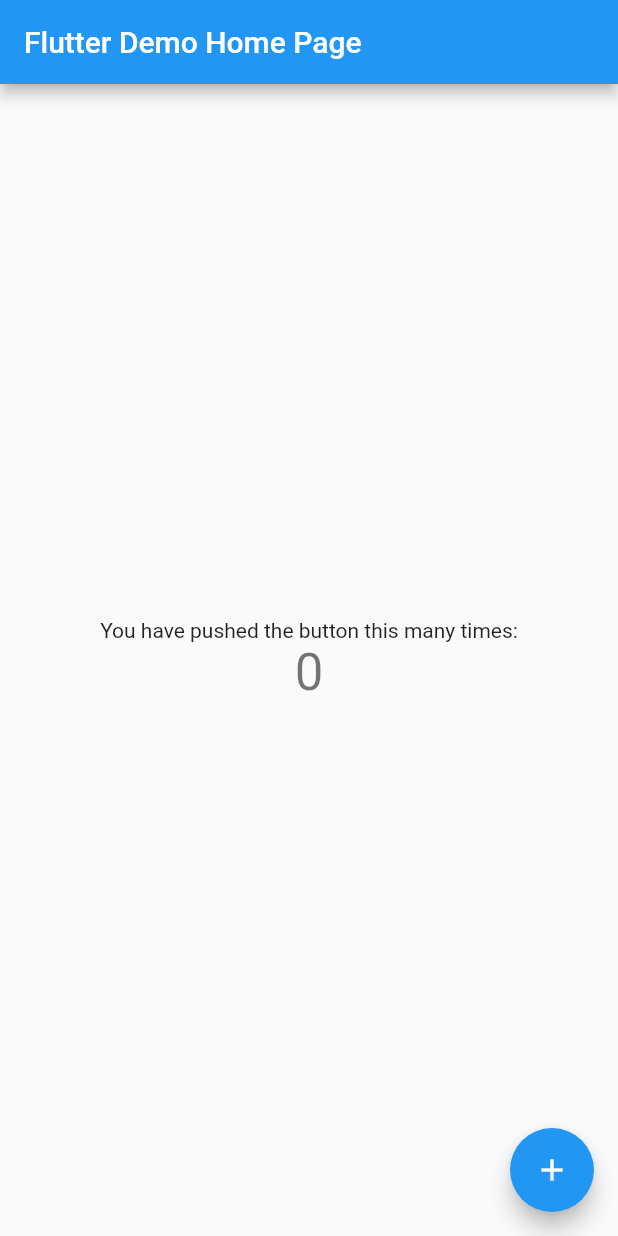
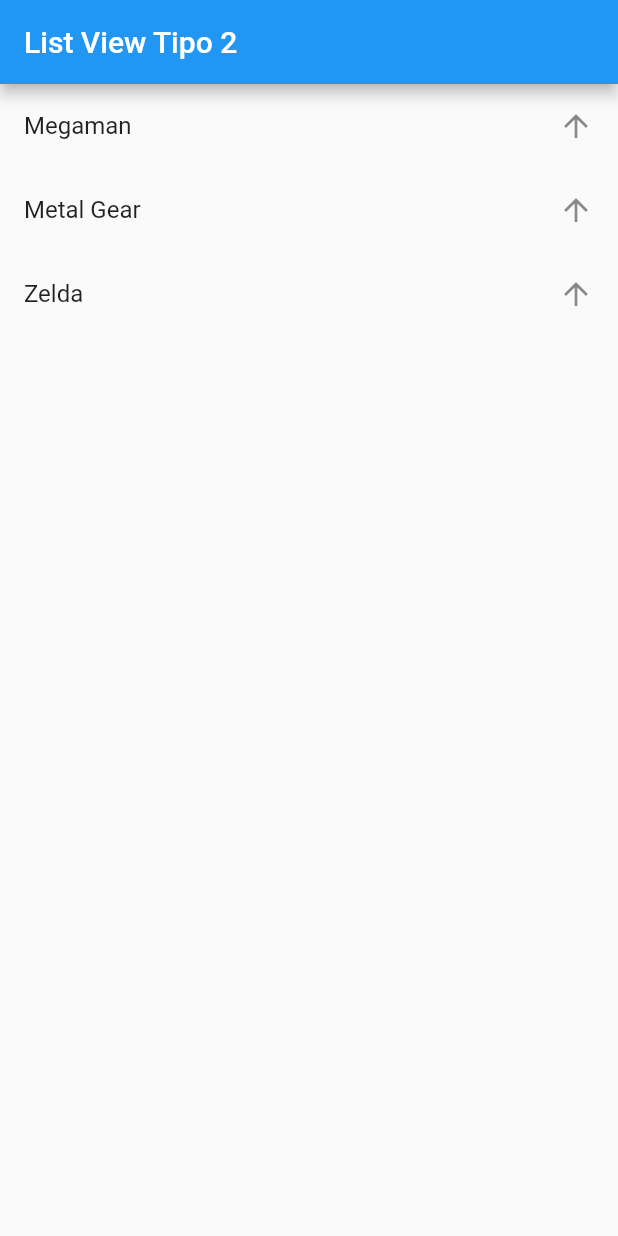
Before and after one commit to davidrodri/flutter_components, a Flutter app: the screen it shows after launch, on a phone screen of 412 x 824 dp. Run offline on Flutter 3.47's test engine with Material 2 defaults, Android fonts, the phone set to English and light mode, and no system bars.

Commit message:
Create Listview and array with strings

```diff
--- a/lib/main.dart
+++ b/lib/main.dart
@@ -1,115 +1,16 @@
 import 'package:flutter/material.dart';
+import 'package:flutter_components/screens/listview1_screen.dart';
 
-void main() {
-  runApp(const MyApp());
-}
+void main() => runApp(MyApp());
 
 class MyApp extends StatelessWidget {
   const MyApp({Key? key}) : super(key: key);
 
-  // This widget is the root of your application.
   @override
   Widget build(BuildContext context) {
-    return MaterialApp(
-      title: 'Flutter Demo',
-      theme: ThemeData(
-        // This is the theme of your application.
-        //
-        // Try running your application with "flutter run". You'll see the
-        // application has a blue toolbar. Then, without quitting the app, try
-        // changing the primarySwatch below to Colors.green and then invoke
-        // "hot reload" (press "r" in the console where you ran "flutter run",
-        // or simply save your changes to "hot reload" in a Flutter IDE).
-        // Notice that the counter didn't reset back to zero; the application
-        // is not restarted.
-        primarySwatch: Colors.blue,
-      ),
-      home: const MyHomePage(title: 'Flutter Demo Home Page'),
-    );
+    return const MaterialApp(
+        debugShowCheckedModeBanner: false,
+        title: 'Material App',
+        home: Listview1Screen());
   }
 }
-
-class MyHomePage extends StatefulWidget {
-  const MyHomePage({Key? key, required this.title}) : super(key: key);
-
-  // This widget is the home page of your application. It is stateful, meaning
-  // that it has a State object (defined below) that contains fields that affect
-  // how it looks.
-
-  // This class is the configuration for the state. It holds the values (in this
-  // case the title) provided by the parent (in this case the App widget) and
-  // used by the build method of the State. Fields in a Widget subclass are
-  // always marked "final".
-
-  final String title;
-
-  @override
-  State<MyHomePage> createState() => _MyHomePageState();
-}
-
-class _MyHomePageState extends State<MyHomePage> {
-  int _counter = 0;
-
-  void _incrementCounter() {
-    setState(() {
-      // This call to setState tells the Flutter framework that something has
-      // changed in this State, which causes it to rerun the build method below
-      // so that the display can reflect the updated values. If we changed
-      // _counter without calling setState(), then the build method would not be
-      // called again, and so nothing would appear to happen.
-      _counter++;
-    });
-  }
-
-  @override
-  Widget build(BuildContext context) {
-    // This method is rerun every time setState is called, for instance as done
-    // by the _incrementCounter method above.
-    //
-    // The Flutter framework has been optimized to make rerunning build methods
-    // fast, so that you can just rebuild anything that needs updating rather
-    // than having to individually change instances of widgets.
-    return Scaffold(
-      appBar: AppBar(
-        // Here we take the value from the MyHomePage object that was created by
-        // the App.build method, and use it to set our appbar title.
-        title: Text(widget.title),
-      ),
-      body: Center(
-        // Center is a layout widget. It takes a single child and positions it
-        // in the middle of the parent.
-        child: Column(
-          // Column is also a layout widget. It takes a list of children and
-          // arranges them vertically. By default, it sizes itself to fit its
-          // children horizontally, and tries to be as tall as its parent.
-          //
-          // Invoke "debug painting" (press "p" in the console, choose the
-          // "Toggle Debug Paint" action from the Flutter Inspector in Android
-          // Studio, or the "Toggle Debug Paint" command in Visual Studio Code)
-          // to see the wireframe for each widget.
-          //
-          // Column has various properties to control how it sizes itself and
-          // how it positions its children. Here we use mainAxisAlignment to
-          // center the children vertically; the main axis here is the vertical
-          // axis because Columns are vertical (the cross axis would be
-          // horizontal).
-          mainAxisAlignment: MainAxisAlignment.center,
-          children: <Widget>[
-            const Text(
-              'You have pushed the button this many times:',
-            ),
-            Text(
-              '$_counter',
-              style: Theme.of(context).textTheme.headline4,
-            ),
-          ],
-        ),
-      ),
-      floatingActionButton: FloatingActionButton(
-        onPressed: _incrementCounter,
-        tooltip: 'Increment',
-        child: const Icon(Icons.add),
-      ), // This trailing comma makes auto-formatting nicer for build methods.
-    );
-  }
-}
--- /dev/null
+++ b/lib/screens/listview1_screen.dart
@@ -0,0 +1,25 @@
+import 'package:flutter/material.dart';
+
+class Listview1Screen extends StatelessWidget {
+  const Listview1Screen({Key? key}) : super(key: key);
+
+  final options = const ['Megaman', 'Metal Gear', 'Zelda'];
+
+  @override
+  Widget build(BuildContext context) {
+    return Scaffold(
+        appBar: AppBar(
+          title: const Text('List View Tipo 2'),
+        ),
+        body: ListView(
+          children: [
+            ...options
+                .map((game) => ListTile(
+                      title: Text(game),
+                      trailing: const Icon(Icons.arrow_upward_sharp),
+                    ))
+                .toList()
+          ],
+        ));
+  }
+}
```
